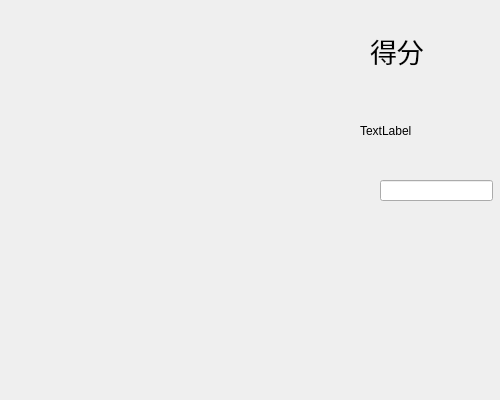
Above: server.ui from yangjianscut/snakeNew before the change. Below: the same form after it.
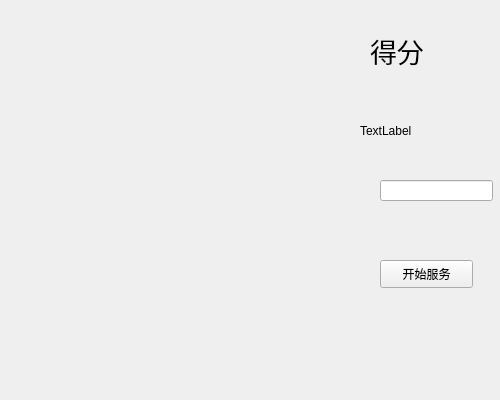
That is the form after the change.

Commit message: Aug 18th

```diff
--- a/server.ui
+++ b/server.ui
@@ -54,6 +54,19 @@
     </rect>
    </property>
   </widget>
+  <widget class="QPushButton" name="startbtn">
+   <property name="geometry">
+    <rect>
+     <x>380</x>
+     <y>260</y>
+     <width>93</width>
+     <height>28</height>
+    </rect>
+   </property>
+   <property name="text">
+    <string>开始服务</string>
+   </property>
+  </widget>
  </widget>
  <resources/>
  <connections/>
```
The commit also changes 2 other files.
